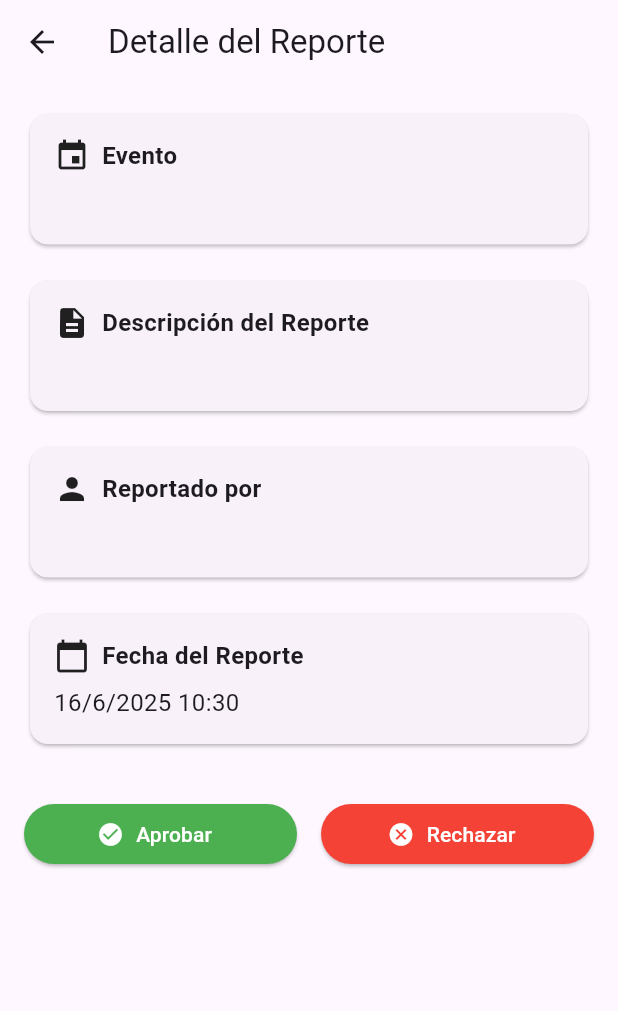
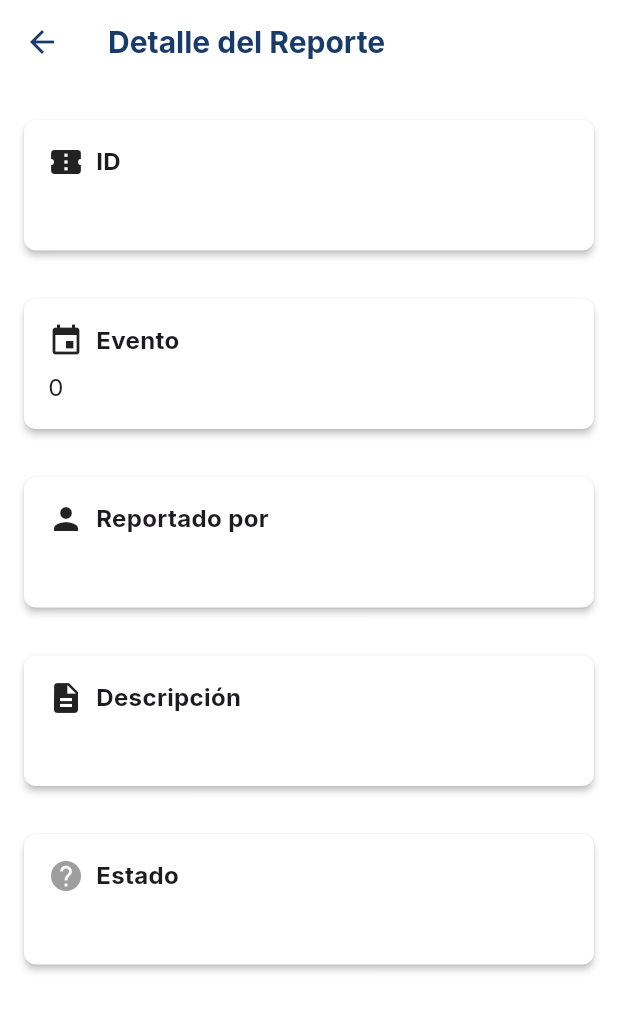
Before and after one commit to dtobarl/andariegos-mobile, a Flutter app: the ReportDetailScreen screen opened directly with empty values, on a phone screen of 412 x 824 dp. Shown: the top 1011 px of the screen. Run offline on Flutter 3.47's test engine with Material 3 defaults, Android fonts, the phone set to English and light mode, and no system bars; our stand-ins replace dio, google_fonts, shared_preferences; accounts and stored records are empty.

Commit message:
más bonito + flujo de aceptar/denegar reportes conectandose directamente al back

```diff
--- a/lib/data/models/report.dart
+++ b/lib/data/models/report.dart
@@ -1,31 +1,35 @@
 class Report {
   final String id;
-  final String eventId;
-  final String eventName;
+  final int idEvent;
+  final String idReporter;
+  final String state;
   final String description;
-  final DateTime reportDate;
-  final String reportedBy;
-  final ReportStatus status;
-  final String? adminComment;
-  final DateTime? decisionDate;
-  final String? decidedBy;
 
   Report({
     required this.id,
-    required this.eventId,
-    required this.eventName,
+    required this.idEvent,
+    required this.idReporter,
+    required this.state,
     required this.description,
-    required this.reportDate,
-    required this.reportedBy,
-    required this.status,
-    this.adminComment,
-    this.decisionDate,
-    this.decidedBy,
   });
+
+  factory Report.fromJson(Map<String, dynamic> json) {
+    return Report(
+      id: json['_id'] as String,
+      idEvent: json['id_event'] as int,
+      idReporter: json['id_reporter'] as String,
+      state: json['state'] as String,
+      description: json['description'] as String,
+    );
+  }
+
+  Map<String, dynamic> toJson() {
+    return {
+      '_id': id,
+      'id_event': idEvent,
+      'id_reporter': idReporter,
+      'state': state,
+      'description': description,
+    };
+  }
 }
-
-enum ReportStatus {
-  pending,
-  approved,
-  rejected
-}
--- a/lib/main.dart
+++ b/lib/main.dart
@@ -1,8 +1,67 @@
 import 'package:flutter/material.dart';
+import 'package:google_fonts/google_fonts.dart';
 import 'package:andariegos_mobile/core/constants/app_constants.dart';
 import 'package:andariegos_mobile/presentation/screens/auth/login_screen.dart';
 import 'package:andariegos_mobile/presentation/screens/splash_screen.dart';
 import 'package:andariegos_mobile/presentation/screens/reports/reports_screen.dart';
+
+final ThemeData andariegosTheme = ThemeData(
+  brightness: Brightness.light,
+  primaryColor: const Color(0xFF193B6A), // hsl(215, 100%, 25%)
+  scaffoldBackgroundColor: Colors.white,
+  cardColor: Colors.white,
+  appBarTheme: const AppBarTheme(
+    backgroundColor: Colors.white,
+    foregroundColor: Color(0xFF1A202C), // hsl(222.2, 84%, 4.9%)
+    elevation: 0,
+    iconTheme: IconThemeData(color: Color(0xFF193B6A)),
+    titleTextStyle: TextStyle(
+      color: Color(0xFF193B6A),
+      fontFamily: 'Inter',
+      fontWeight: FontWeight.bold,
+      fontSize: 20,
+    ),
+  ),
+  colorScheme: const ColorScheme.light(
+    primary: Color(0xFF193B6A),
+    onPrimary: Color(0xFFF6F8FA), // hsl(210, 40%, 98%)
+    secondary: Color(0xFFF1F5F9), // hsl(210, 40%, 96.1%)
+    onSecondary: Color(0xFF1A202C),
+    error: Color(0xFFEF4444), // hsl(0, 84.2%, 60.2%)
+    onError: Color(0xFFF6F8FA),
+    background: Colors.white,
+    onBackground: Color(0xFF1A202C),
+    surface: Colors.white,
+    onSurface: Color(0xFF1A202C),
+  ),
+  fontFamily: 'Inter',
+  textTheme: GoogleFonts.interTextTheme(),
+  inputDecorationTheme: const InputDecorationTheme(
+    border: OutlineInputBorder(
+      borderRadius: BorderRadius.all(Radius.circular(8)),
+      borderSide: BorderSide(color: Color(0xFFE5E7EB)), // hsl(214.3, 31.8%, 91.4%)
+    ),
+  ),
+  elevatedButtonTheme: ElevatedButtonThemeData(
+    style: ElevatedButton.styleFrom(
+      backgroundColor: const Color(0xFF193B6A),
+      foregroundColor: const Color(0xFFF6F8FA),
+      shape: RoundedRectangleBorder(
+        borderRadius: BorderRadius.circular(8),
+      ),
+      textStyle: GoogleFonts.inter(
+        fontWeight: FontWeight.bold,
+      ),
+    ),
+  ),
+  cardTheme: const CardThemeData(
+    shape: RoundedRectangleBorder(
+      borderRadius: BorderRadius.all(Radius.circular(8)),
+    ),
+    elevation: 2,
+    margin: EdgeInsets.symmetric(vertical: 8, horizontal: 0),
+  ),
+);
 
 void main() {
   runApp(const MyApp());
@@ -15,10 +74,7 @@ class MyApp extends StatelessWidget {
   Widget build(BuildContext context) {
     return MaterialApp(
       title: 'Andariegos',
-      theme: ThemeData(
-        colorScheme: ColorScheme.fromSeed(seedColor: Colors.deepPurple),
-        useMaterial3: true,
-      ),
+      theme: andariegosTheme,
       initialRoute: AppRoutes.splash,
       routes: {
         AppRoutes.splash: (context) => const SplashScreen(),
--- a/lib/presentation/screens/reports/report_detail_screen.dart
+++ b/lib/presentation/screens/reports/report_detail_screen.dart
@@ -1,7 +1,8 @@
 import 'package:flutter/material.dart';
 import 'package:andariegos_mobile/data/models/report.dart';
+import 'package:andariegos_mobile/data/services/report_service.dart';
 
-class ReportDetailScreen extends StatelessWidget {
+class ReportDetailScreen extends StatefulWidget {
   final Report report;
 
   const ReportDetailScreen({
@@ -10,80 +11,88 @@ class ReportDetailScreen extends StatelessWidget {
   });
 
   @override
+  State<ReportDetailScreen> createState() => _ReportDetailScreenState();
+}
+
+class _ReportDetailScreenState extends State<ReportDetailScreen> {
+  final ReportService _reportService = ReportService();
+  bool _isLoading = false;
+  String? _error;
+
+  Future<void> _updateReportState(String newState) async {
+    try {
+      setState(() {
+        _isLoading = true;
+        _error = null;
+      });
+
+      await _reportService.updateReportState(widget.report, newState);
+
+      if (mounted) {
+        Navigator.pop(context, true); // Retornar true para indicar que se actualizó
+      }
+    } catch (e) {
+      if (mounted) {
+        setState(() {
+          _error = e.toString();
+          _isLoading = false;
+        });
+      }
+    }
+  }
+
+  @override
   Widget build(BuildContext context) {
     return Scaffold(
       appBar: AppBar(
         title: const Text('Detalle del Reporte'),
       ),
-      body: SingleChildScrollView(
+      body: _isLoading
+          ? const Center(child: CircularProgressIndicator())
+          : SingleChildScrollView(
               padding: const EdgeInsets.all(16.0),
               child: Column(
                 crossAxisAlignment: CrossAxisAlignment.start,
                 children: [
                   _buildSection(
+                    title: 'ID',
+                    content: widget.report.id,
+                    icon: Icons.confirmation_number,
+                  ),
+                  const SizedBox(height: 16),
+                  _buildSection(
                     title: 'Evento',
-              content: report.eventName,
+                    content: widget.report.idEvent.toString(),
                     icon: Icons.event,
                   ),
                   const SizedBox(height: 16),
                   _buildSection(
-              title: 'Descripción del Reporte',
-              content: report.description,
+                    title: 'Reportado por',
+                    content: widget.report.idReporter,
+                    icon: Icons.person,
+                  ),
+                  const SizedBox(height: 16),
+                  _buildSection(
+                    title: 'Descripción',
+                    content: widget.report.description,
                     icon: Icons.description,
                   ),
                   const SizedBox(height: 16),
                   _buildSection(
-              title: 'Reportado por',
-              content: report.reportedBy,
-              icon: Icons.person,
+                    title: 'Estado',
+                    content: widget.report.state,
+                    icon: _getStateIcon(widget.report.state),
+                    iconColor: _getStateColor(widget.report.state),
                   ),
-            const SizedBox(height: 16),
-            _buildSection(
-              title: 'Fecha del Reporte',
-              content: _formatDate(report.reportDate),
-              icon: Icons.calendar_today,
-            ),
-            if (report.status != ReportStatus.pending) ...[
-              const SizedBox(height: 16),
-              _buildSection(
-                title: 'Estado',
-                content: _getStatusText(report.status),
-                icon: _getStatusIcon(report.status),
-                iconColor: _getStatusColor(report.status),
-              ),
-              const SizedBox(height: 16),
-              _buildSection(
-                title: 'Comentario del Administrador',
-                content: report.adminComment ?? 'Sin comentarios',
-                icon: Icons.comment,
-              ),
-              const SizedBox(height: 16),
-              _buildSection(
-                title: 'Decidido por',
-                content: report.decidedBy ?? 'N/A',
-                icon: Icons.admin_panel_settings,
-              ),
-              if (report.decisionDate != null) ...[
-                const SizedBox(height: 16),
-                _buildSection(
-                  title: 'Fecha de Decisión',
-                  content: _formatDate(report.decisionDate!),
-                  icon: Icons.update,
-                ),
-              ],
-            ],
-            if (report.status == ReportStatus.pending) ...[
+                  if (widget.report.state == 'pending') ...[
                     const SizedBox(height: 32),
                     Row(
                       children: [
                         Expanded(
                           child: ElevatedButton.icon(
-                      onPressed: () {
-                        // TODO: Implementar aprobación
-                        Navigator.pop(context);
-                      },
+                            onPressed: () => _updateReportState('accepted'),
                             icon: const Icon(Icons.check_circle),
-                      label: const Text('Aprobar'),
+                            label: const Text('Aceptar'),
                             style: ElevatedButton.styleFrom(
                               backgroundColor: Colors.green,
                               foregroundColor: Colors.white,
@@ -93,12 +102,9 @@ class ReportDetailScreen extends StatelessWidget {
                         const SizedBox(width: 16),
                         Expanded(
                           child: ElevatedButton.icon(
-                      onPressed: () {
-                        // TODO: Implementar rechazo
-                        Navigator.pop(context);
-                      },
+                            onPressed: () => _updateReportState('denied'),
                             icon: const Icon(Icons.cancel),
-                      label: const Text('Rechazar'),
+                            label: const Text('Denegar'),
                             style: ElevatedButton.styleFrom(
                               backgroundColor: Colors.red,
                               foregroundColor: Colors.white,
@@ -106,6 +112,14 @@ class ReportDetailScreen extends StatelessWidget {
                           ),
                         ),
                       ],
+                    ),
+                  ],
+                  if (_error != null) ...[
+                    const SizedBox(height: 16),
+                    Text(
+                      _error!,
+                      style: const TextStyle(color: Colors.red),
+                      textAlign: TextAlign.center,
                     ),
                   ],
                 ],
@@ -150,40 +164,29 @@ class ReportDetailScreen extends StatelessWidget {
     );
   }
 
-  String _formatDate(DateTime date) {
-    return '${date.day}/${date.month}/${date.year} ${date.hour}:${date.minute.toString().padLeft(2, '0')}';
-  }
-
-  String _getStatusText(ReportStatus status) {
-    switch (status) {
-      case ReportStatus.pending:
-        return 'Pendiente';
-      case ReportStatus.approved:
-        return 'Aprobado';
-      case ReportStatus.rejected:
-        return 'Rechazado';
+  IconData _getStateIcon(String state) {
+    switch (state) {
+      case 'pending':
+        return Icons.pending_actions;
+      case 'accepted':
+        return Icons.check_circle;
+      case 'denied':
+        return Icons.cancel;
+      default:
+        return Icons.help;
     }
   }
 
-  IconData _getStatusIcon(ReportStatus status) {
-    switch (status) {
-      case ReportStatus.pending:
-        return Icons.pending_actions;
-      case ReportStatus.approved:
-        return Icons.check_circle;
-      case ReportStatus.rejected:
-        return Icons.cancel;
-    }
-  }
-
-  Color _getStatusColor(ReportStatus status) {
-    switch (status) {
-      case ReportStatus.pending:
+  Color _getStateColor(String state) {
+    switch (state) {
+      case 'pending':
         return Colors.orange;
-      case ReportStatus.approved:
+      case 'accepted':
         return Colors.green;
-      case ReportStatus.rejected:
+      case 'denied':
         return Colors.red;
+      default:
+        return Colors.grey;
     }
   }
 }
```
Also changed, not shown: lib/data/services/report_service.dart (+57 -12 lines), lib/presentation/screens/reports/reports_screen.dart (+88 -80 lines). Lines whose indentation alone changed are shown as unchanged.
